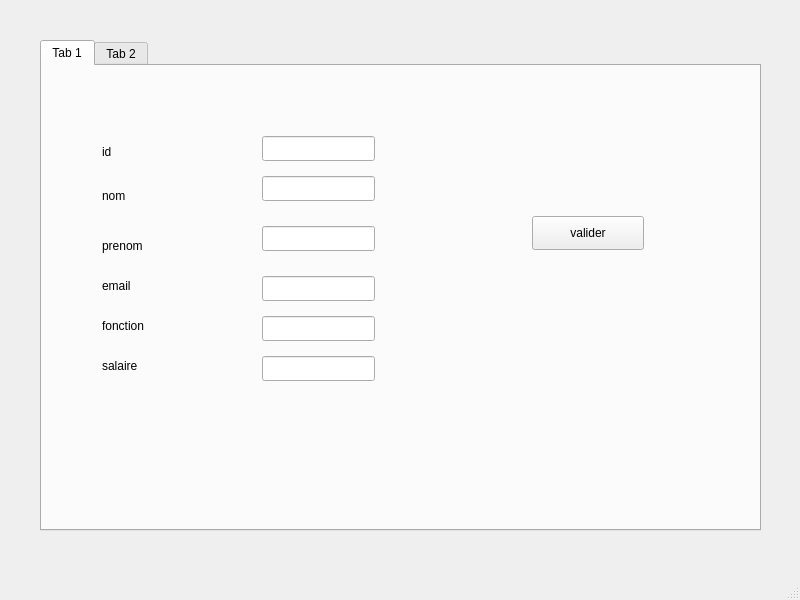
First picture: the form in mainwindow.ui, repository firastourki99/smartgarage, before the edit.
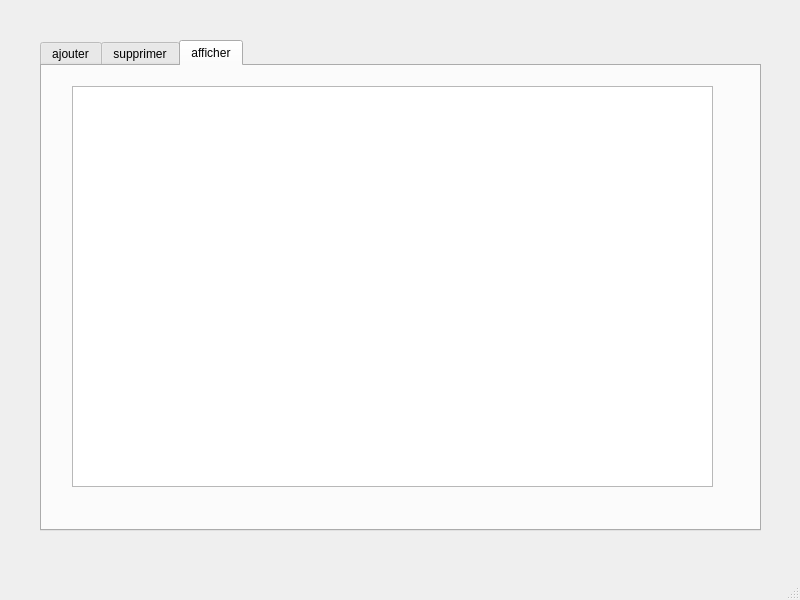
Second picture: the form after the edit. The open tabs and pages were chosen to show the change.

Diff of the .ui file:
```diff
--- a/mainwindow.ui
+++ b/mainwindow.ui
@@ -28,7 +28,7 @@
     </property>
     <widget class="QWidget" name="tab">
      <attribute name="title">
-      <string>Tab 1</string>
+      <string>ajouter</string>
      </attribute>
      <widget class="QLabel" name="label">
       <property name="geometry">
@@ -184,7 +184,7 @@
     </widget>
     <widget class="QWidget" name="tab_2">
      <attribute name="title">
-      <string>Tab 2</string>
+      <string>supprimer</string>
      </attribute>
      <widget class="QLabel" name="label_7">
       <property name="geometry">
@@ -223,6 +223,21 @@
       </property>
      </widget>
     </widget>
+    <widget class="QWidget" name="tab_3">
+     <attribute name="title">
+      <string>afficher</string>
+     </attribute>
+     <widget class="QTableView" name="tab_employe">
+      <property name="geometry">
+       <rect>
+        <x>30</x>
+        <y>20</y>
+        <width>641</width>
+        <height>401</height>
+       </rect>
+      </property>
+     </widget>
+    </widget>
    </widget>
   </widget>
   <widget class="QMenuBar" name="menubar">
```
Left out of the diff: 2 changed lines with no effect on the pictures.
